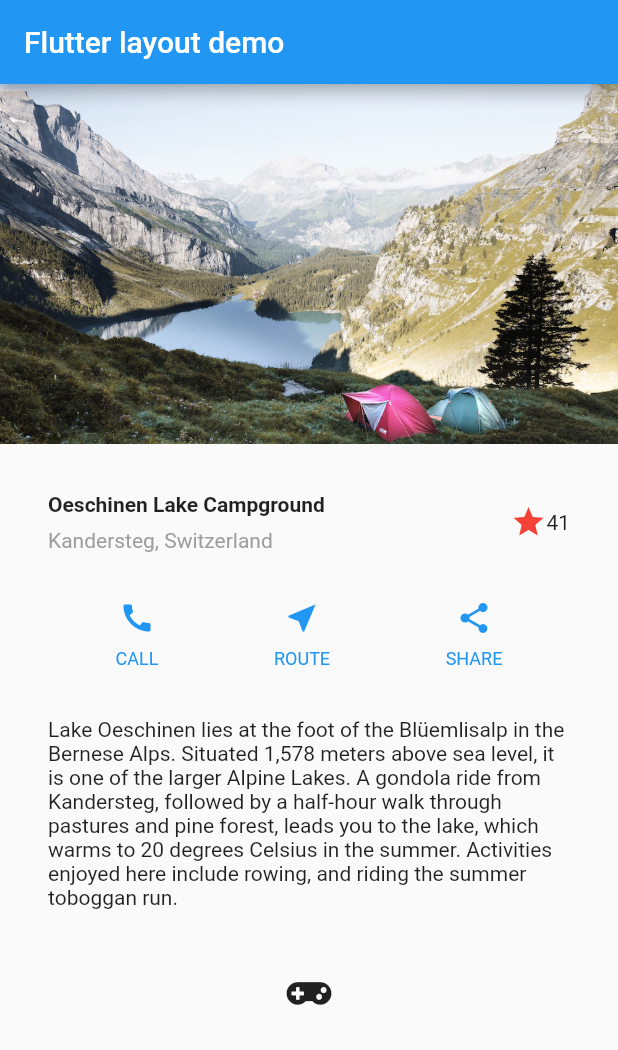
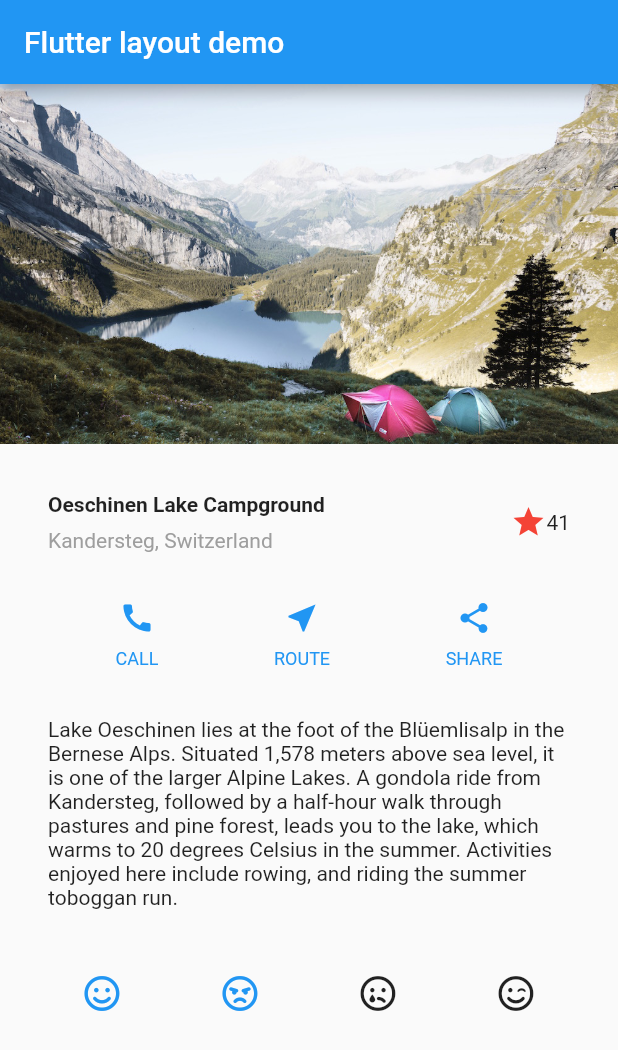
Before and after one commit to gituytfjhfgdv/flutter_tutorial, a Flutter app: the screen it shows after launch, on a phone screen of 412 x 824 dp. Shown: the top 1050 px of the screen. Run offline on Flutter 3.47's test engine with Material 2 defaults, Android fonts, the phone set to English and light mode, and no system bars; our stand-ins replace font_awesome_flutter.

Commit message:
表情のアイコンを４つ横に並べる

```diff
--- a/lib/main.dart
+++ b/lib/main.dart
@@ -77,12 +77,34 @@ class MyApp extends StatelessWidget {
     );
 
     Widget awsomeIcon = Container(
-      child: IconButton(
-          // Use the FaIcon Widget + FontAwesomeIcons class for the IconData
-          icon: FaIcon(FontAwesomeIcons.gamepad),
-          onPressed: () {
-            print("Pressed");
-          }),
+      child: Row(mainAxisAlignment: MainAxisAlignment.spaceEvenly, children: [
+        IconButton(
+            // Use the FaIcon Widget + FontAwesomeIcons class for the IconData
+            icon: FaIcon(FontAwesomeIcons.smile),
+            onPressed: () {
+              print("Pressed");
+            },
+            color: color),
+        IconButton(
+            // Use the FaIcon Widget + FontAwesomeIcons class for the IconData
+            icon: FaIcon(FontAwesomeIcons.angry),
+            onPressed: () {
+              print("Pressed");
+            },
+            color: color),
+        IconButton(
+            // Use the FaIcon Widget + FontAwesomeIcons class for the IconData
+            icon: FaIcon(FontAwesomeIcons.sadTear),
+            onPressed: () {
+              print("Pressed");
+            }),
+        IconButton(
+            // Use the FaIcon Widget + FontAwesomeIcons class for the IconData
+            icon: FaIcon(FontAwesomeIcons.smileWink),
+            onPressed: () {
+              print("Pressed");
+            }),
+      ]),
     );
 
     return MaterialApp(
```
